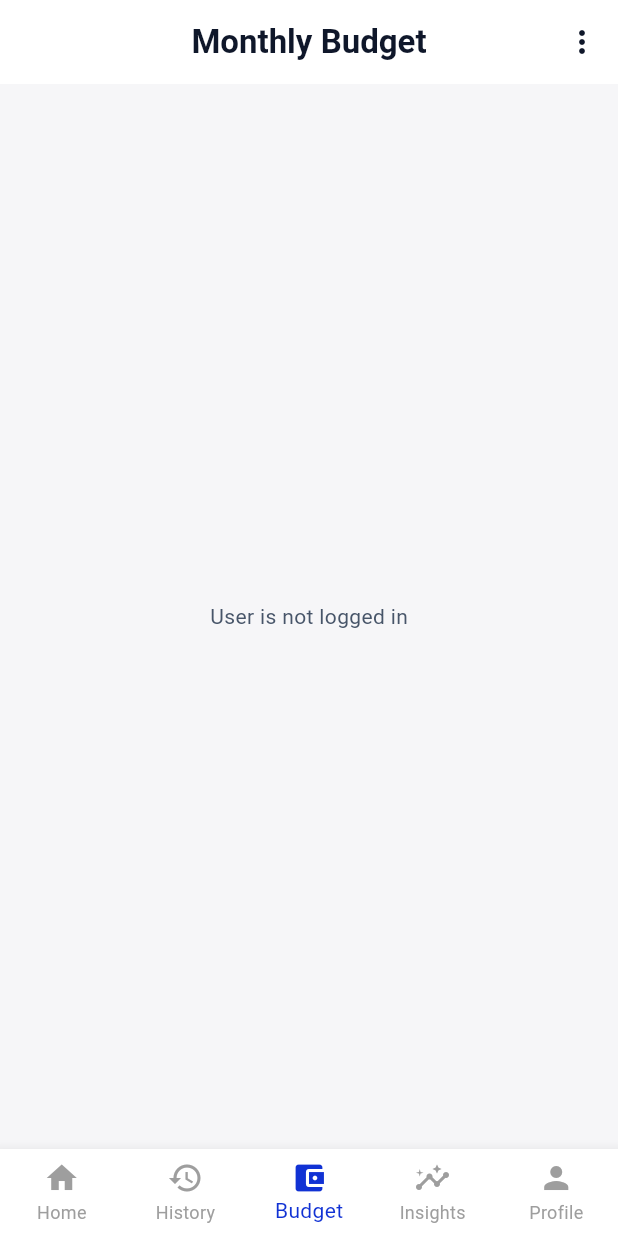
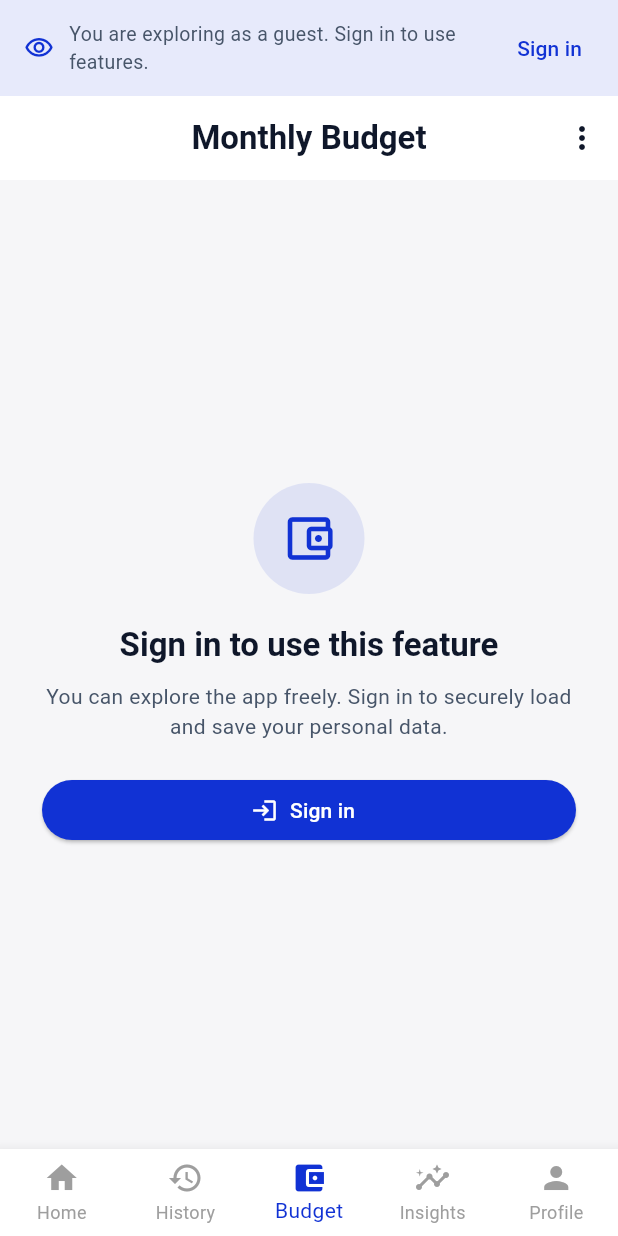
Before and after one commit to Pthieuu/project-base, a Flutter app: the MainScreen screen opened directly, on a phone screen of 412 x 824 dp. Run offline on Flutter 3.47's test engine with Material 3 defaults, Android fonts, the phone set to English and light mode, and no system bars; our stand-ins replace flutter_secure_storage, image_picker, shared_preferences; accounts and stored records are empty; network calls fail.

Commit message:
feat: add guest mode with protected feature access
- open the main interface without requiring login
- show guest banners and login prompts for protected features
- prevent API requests when no authenticated session exists
- fix unhandled Budget and Insights futures in guest mode
- return users to guest mode after logout
- add localized guest-mode messages and regression tests

```diff
--- a/project_base/lib/controller/language_controller.dart
+++ b/project_base/lib/controller/language_controller.dart
@@ -200,6 +200,11 @@ const Map<AppLanguage, Map<String, String>> _localizedText = {
         'This month is short by {amount}; previous balances are covering the gap.',
     'transaction_history': 'Transaction History',
     'user_not_logged_in': 'User is not logged in',
+    'guest_banner': 'You are exploring as a guest. Sign in to use features.',
+    'guest_feature_title': 'Sign in to use this feature',
+    'guest_feature_body':
+        'You can explore the app freely. Sign in to securely load and save your personal data.',
+    'login_now': 'Sign in',
     'error_prefix': 'Error',
     'no_transactions': 'No transactions found.',
     'no_filter_results': 'No transactions match your filters.',
@@ -639,6 +644,12 @@ const Map<AppLanguage, Map<String, String>> _localizedText = {
     'month_short': 'Tháng này thiếu {amount}; số dư cũ đang bù phần thiếu.',
     'transaction_history': 'Lịch sử giao dịch',
     'user_not_logged_in': 'Người dùng chưa đăng nhập',
+    'guest_banner':
+        'Bạn đang xem ở chế độ khách. Đăng nhập để sử dụng tính năng.',
+    'guest_feature_title': 'Đăng nhập để sử dụng tính năng này',
+    'guest_feature_body':
+        'Bạn có thể tự do khám phá ứng dụng. Hãy đăng nhập để tải và lưu dữ liệu cá nhân an toàn.',
+    'login_now': 'Đăng nhập',
     'error_prefix': 'Lỗi',
     'no_transactions': 'Chưa có giao dịch.',
     'no_filter_results': 'Không có giao dịch phù hợp bộ lọc.',
@@ -1063,6 +1074,10 @@ const Map<AppLanguage, Map<String, String>> _localizedText = {
     'month_short': '今月は{amount}不足しており、過去の残高で補っています。',
     'transaction_history': '取引履歴',
     'user_not_logged_in': 'ログインしていません',
+    'guest_banner': 'ゲストモードで閲覧中です。機能を使うにはログインしてください。',
+    'guest_feature_title': 'この機能を使うにはログインしてください',
+    'guest_feature_body': 'アプリは自由に閲覧できます。個人データを安全に読み込み、保存するにはログインしてください。',
+    'login_now': 'ログイン',
     'error_prefix': 'エラー',
     'no_transactions': '取引がありません。',
     'no_filter_results': 'フィルターに一致する取引がありません。',
--- a/project_base/lib/screens/budget_screen.dart
+++ b/project_base/lib/screens/budget_screen.dart
@@ -7,6 +7,7 @@ import 'package:project_base/screens/saving_goals_screen.dart';
 import 'package:project_base/services/api_service.dart';
 import 'package:project_base/services/user_session.dart';
 import 'package:project_base/utils/category_visuals.dart';
+import 'package:project_base/widgets/guest_access.dart';
 
 class BudgetScreen extends StatefulWidget {
   const BudgetScreen({super.key});
@@ -17,7 +18,7 @@ class BudgetScreen extends StatefulWidget {
 
 class _BudgetScreenState extends State<BudgetScreen> {
   Color get _primary => Theme.of(context).primaryColor;
-  late Future<_BudgetSummary> futureBudget;
+  Future<_BudgetSummary>? futureBudget;
 
   final currencyFormat = NumberFormat.currency(
     locale: 'vi_VN',
@@ -28,7 +29,9 @@ class _BudgetScreenState extends State<BudgetScreen> {
   @override
   void initState() {
     super.initState();
-    futureBudget = _loadBudgetSummary();
+    if (UserSession.isAuthenticated) {
+      futureBudget = _loadBudgetSummary();
+    }
   }
 
   String get _currentMonthKey {
@@ -37,16 +40,13 @@ class _BudgetScreenState extends State<BudgetScreen> {
   }
 
   void _reload() {
+    if (!UserSession.isAuthenticated) return;
     setState(() {
       futureBudget = _loadBudgetSummary();
     });
   }
 
   Future<_BudgetSummary> _loadBudgetSummary() async {
-    if (UserSession.user_id == null) {
-      throw Exception("User not logged in");
-    }
-
     final api = ApiService();
     final transactions = await api.getTransactions();
     final categories = await api.getCategories();
@@ -303,6 +303,10 @@ class _BudgetScreenState extends State<BudgetScreen> {
   }
 
   Future<void> _showBudgetTools() async {
+    if (!UserSession.isAuthenticated) {
+      await openGuestLogin(context);
+      return;
+    }
     final t = context.read<LanguageController>().text;
     await showModalBottomSheet<void>(
       context: context,
@@ -446,7 +450,7 @@ class _BudgetScreenState extends State<BudgetScreen> {
         ],
       ),
       body: UserSession.user_id == null
-          ? Center(child: Text(t('user_not_logged_in')))
+          ? const GuestAccessView(icon: Icons.account_balance_wallet_outlined)
           : FutureBuilder<_BudgetSummary>(
               future: futureBudget,
               builder: (context, snapshot) {
--- a/project_base/lib/screens/insights_screen.dart
+++ b/project_base/lib/screens/insights_screen.dart
@@ -11,6 +11,7 @@ import 'package:project_base/services/ai_chat_service.dart';
 import 'package:project_base/services/api_service.dart';
 import 'package:project_base/services/user_session.dart';
 import 'package:project_base/utils/category_visuals.dart';
+import 'package:project_base/widgets/guest_access.dart';
 import 'package:shared_preferences/shared_preferences.dart';
 
 class InsightsScreen extends StatefulWidget {
@@ -29,7 +30,7 @@ class InsightsScreen extends StatefulWidget {
 }
 
 class _InsightsScreenState extends State<InsightsScreen> {
-  late Future<_InsightsData> futureInsights;
+  Future<_InsightsData>? futureInsights;
   final TextEditingController messageController = TextEditingController();
   final ScrollController scrollController = ScrollController();
   late final List<_ChatMessage> messages;
@@ -52,7 +53,9 @@ class _InsightsScreenState extends State<InsightsScreen> {
       InsightsScreen._chatSessionMessages.clear();
     }
     messages = InsightsScreen._chatSessionMessages;
-    futureInsights = _loadInsights();
+    if (UserSession.isAuthenticated) {
+      futureInsights = _loadInsights();
+    }
   }
 
   @override
@@ -63,10 +66,6 @@ class _InsightsScreenState extends State<InsightsScreen> {
   }
 
   Future<_InsightsData> _loadInsights() async {
-    if (UserSession.user_id == null) {
-      throw Exception("User is not logged in");
-    }
-
     final prefs = await SharedPreferences.getInstance();
     final aiEnabled =
         prefs.getBool(
@@ -1003,7 +1002,7 @@ class _InsightsScreenState extends State<InsightsScreen> {
         ],
       ),
       body: UserSession.user_id == null
-          ? Center(child: Text(t('user_not_logged_in')))
+          ? const GuestAccessView(icon: Icons.auto_awesome_outlined)
           : FutureBuilder<_InsightsData>(
               future: futureInsights,
               builder: (context, snapshot) {
--- a/project_base/lib/screens/login_screen.dart
+++ b/project_base/lib/screens/login_screen.dart
@@ -78,7 +78,7 @@ class _LoginScreenState extends State<LoginScreen> {
       );
       if (!mounted) return;
 
-      Navigator.pushReplacement(
+      Navigator.pushAndRemoveUntil(
         context,
         MaterialPageRoute(
           builder: (context) => MainScreen(
@@ -86,6 +86,7 @@ class _LoginScreenState extends State<LoginScreen> {
             showWeeklyRecapOnStart: true,
           ),
         ),
+        (route) => false,
       );
     } else {
       ScaffoldMessenger.of(
--- a/project_base/lib/screens/main_screen.dart
+++ b/project_base/lib/screens/main_screen.dart
@@ -1,6 +1,8 @@
 import 'package:flutter/material.dart';
 import 'package:provider/provider.dart';
 import 'package:project_base/services/api_service.dart';
+import 'package:project_base/services/user_session.dart';
+import 'package:project_base/widgets/guest_access.dart';
 import '../controller/language_controller.dart';
 import 'dashboard_screen.dart';
 import 'transaction_history.dart';
@@ -95,7 +97,12 @@ class _MainScreenState extends State<MainScreen> {
     final language = context.watch<LanguageController>();
 
     return Scaffold(
-      body: _screens[_selectedIndex],
+      body: Column(
+        children: [
+          if (!UserSession.isAuthenticated) const GuestModeBanner(),
+          Expanded(child: _screens[_selectedIndex]),
+        ],
+      ),
 
       bottomNavigationBar: BottomNavigationBar(
         currentIndex: _selectedIndex,
--- a/project_base/lib/screens/transaction_history.dart
+++ b/project_base/lib/screens/transaction_history.dart
@@ -6,6 +6,7 @@ import 'package:project_base/services/api_service.dart';
 import 'package:project_base/services/user_session.dart';
 import 'package:project_base/utils/app_date_picker.dart';
 import 'package:project_base/utils/category_visuals.dart';
+import 'package:project_base/widgets/guest_access.dart';
 import 'package:intl/intl.dart';
 
 class TransactionHistoryScreen extends StatefulWidget {
@@ -74,7 +75,7 @@ class _TransactionHistoryScreenState extends State<TransactionHistoryScreen> {
         centerTitle: true,
       ),
       body: UserSession.user_id == null
-          ? Center(child: Text(t('user_not_logged_in')))
+          ? const GuestAccessView(icon: Icons.receipt_long_outlined)
           : FutureBuilder<List<TransactionModel>>(
               future: futureTransactions,
               builder: (context, snapshot) {
--- /dev/null
+++ b/project_base/lib/widgets/guest_access.dart
@@ -0,0 +1,108 @@
+import 'package:flutter/material.dart';
+import 'package:provider/provider.dart';
+
+import '../controller/language_controller.dart';
+import '../screens/login_screen.dart';
+
+Future<void> openGuestLogin(BuildContext context) async {
+  await Navigator.push(
+    context,
+    MaterialPageRoute(builder: (_) => const LoginScreen()),
+  );
+}
+
+class GuestModeBanner extends StatelessWidget {
+  const GuestModeBanner({super.key});
+
+  @override
+  Widget build(BuildContext context) {
+    final t = context.watch<LanguageController>().text;
+    final primary = Theme.of(context).primaryColor;
+    return Material(
+      color: primary.withValues(alpha: 0.1),
+      child: SafeArea(
+        bottom: false,
+        child: Padding(
+          padding: const EdgeInsets.fromLTRB(16, 8, 12, 8),
+          child: Row(
+            children: [
+              Icon(Icons.visibility_outlined, color: primary, size: 20),
+              const SizedBox(width: 10),
+              Expanded(
+                child: Text(
+                  t('guest_banner'),
+                  style: const TextStyle(fontSize: 13),
+                ),
+              ),
+              TextButton(
+                onPressed: () => openGuestLogin(context),
+                child: Text(t('login_now')),
+              ),
+            ],
+          ),
+        ),
+      ),
+    );
+  }
+}
+
+class GuestAccessView extends StatelessWidget {
+  final IconData icon;
+  final String? title;
+
+  const GuestAccessView({
+    super.key,
+    this.icon = Icons.lock_outline,
+    this.title,
+  });
+
+  @override
+  Widget build(BuildContext context) {
+    final t = context.watch<LanguageController>().text;
+    final primary = Theme.of(context).primaryColor;
+    return Center(
+      child: SingleChildScrollView(
+        padding: const EdgeInsets.all(28),
+        child: ConstrainedBox(
+          constraints: const BoxConstraints(maxWidth: 420),
+          child: Column(
+            mainAxisAlignment: MainAxisAlignment.center,
+            children: [
+              Container(
+                padding: const EdgeInsets.all(18),
+                decoration: BoxDecoration(
+                  color: primary.withValues(alpha: 0.1),
+                  shape: BoxShape.circle,
+                ),
+                child: Icon(icon, color: primary, size: 38),
+              ),
+              const SizedBox(height: 20),
+              Text(
+                title ?? t('guest_feature_title'),
+                textAlign: TextAlign.center,
+                style: Theme.of(
+                  context,
+                ).textTheme.titleLarge?.copyWith(fontWeight: FontWeight.bold),
+              ),
+              const SizedBox(height: 10),
+              Text(
+                t('guest_feature_body'),
+                textAlign: TextAlign.center,
+                style: Theme.of(context).textTheme.bodyMedium,
+              ),
+              const SizedBox(height: 22),
+              SizedBox(
+                width: double.infinity,
+                child: ElevatedButton.icon(
+                  onPressed: () => openGuestLogin(context),
+                  icon: const Icon(Icons.login),
+                  label: Text(t('login_now')),
+                ),
+              ),
+            ],
+          ),
+        ),
+      ),
+    );
+  }
+}
```
Also changed, not shown: project_base/lib/screens/dashboard_screen.dart (+27 -3 lines), project_base/lib/screens/profile_screen.dart (+30 -16 lines), project_base/lib/screens/splash_screen.dart (+3 -5 lines), 1 other file.
